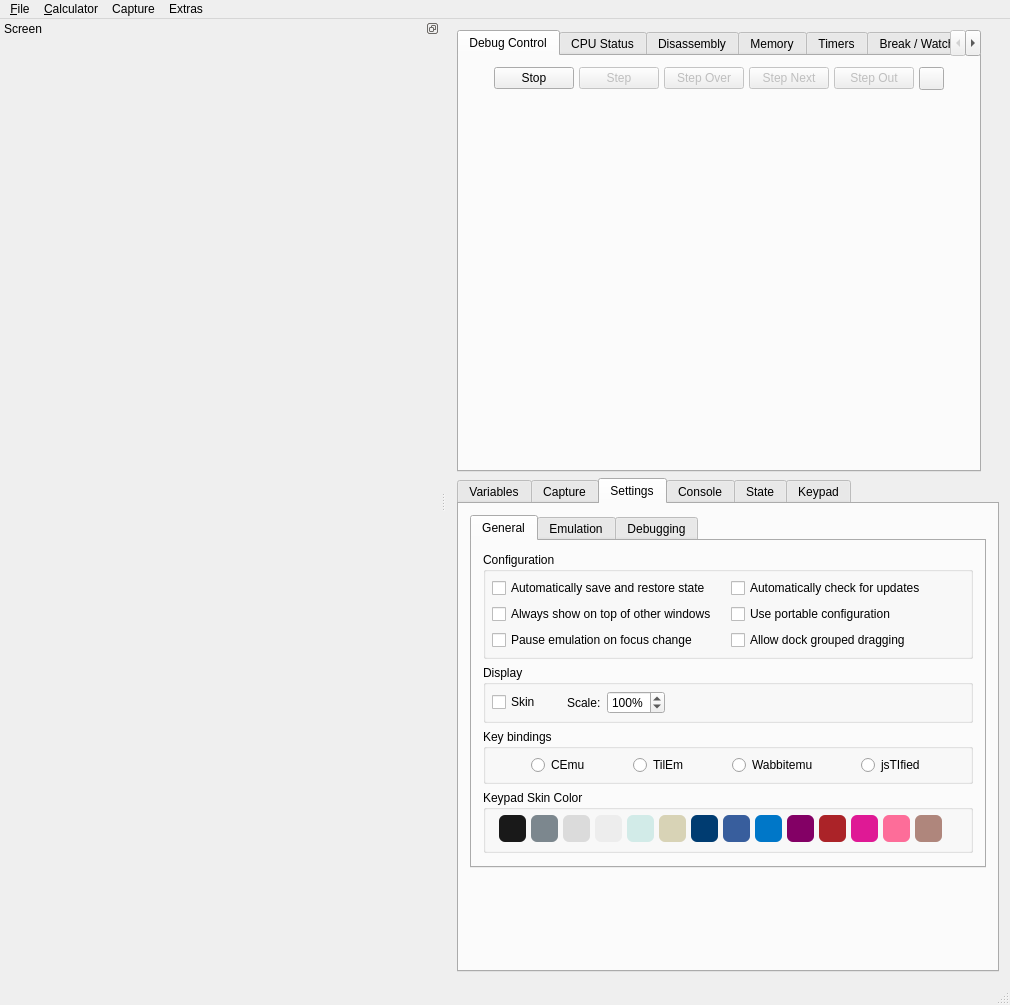
Before: the Qt Designer form gui/qt/mainwindow.ui in CE-Programming/CEmu, drawn with Qt 5.
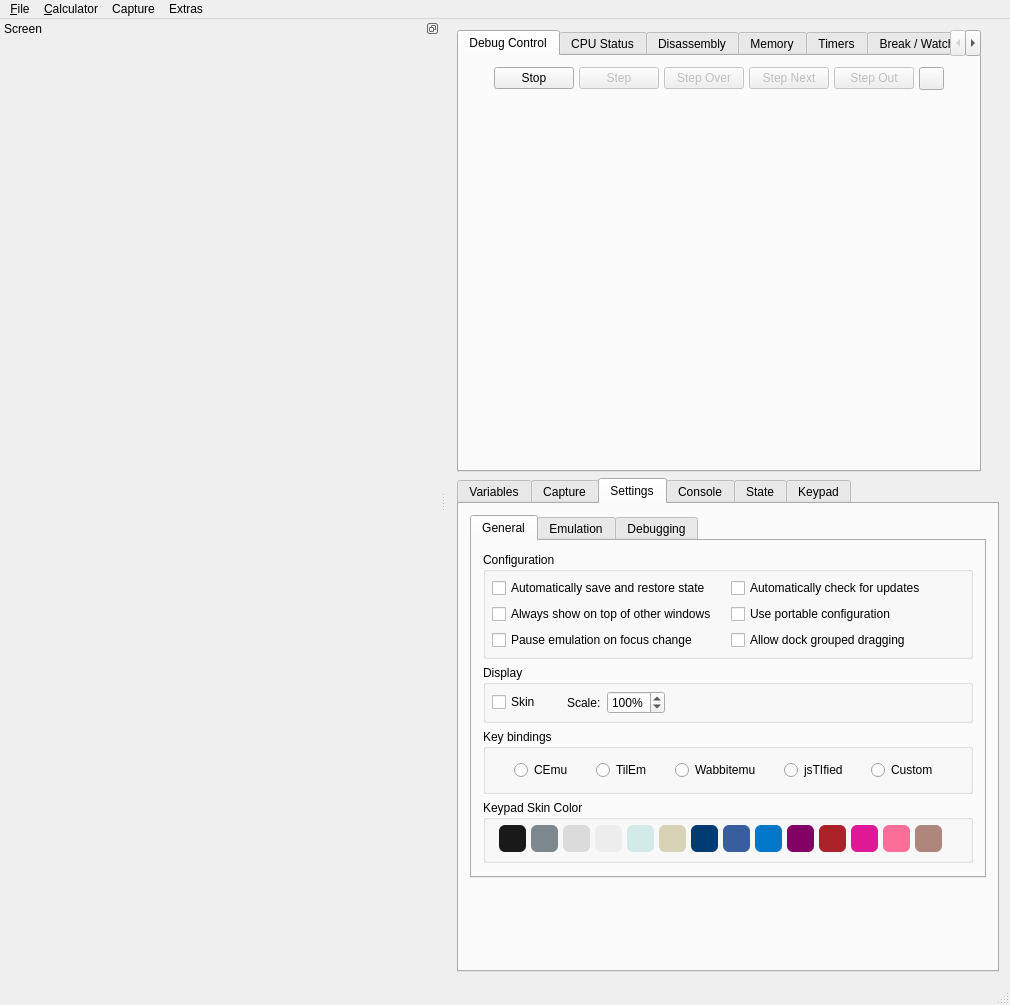
After: the same form once the commit is applied. The open tabs and pages were chosen to show the change. Icons and pictures are not drawn. Custom widgets are drawn as their Qt base class.

Commit message: add custom keymap support

The edit to the form file:
```diff
--- a/gui/qt/mainwindow.ui
+++ b/gui/qt/mainwindow.ui
@@ -8275,21 +8275,6 @@
                <string>Key bindings</string>
               </property>
               <layout class="QHBoxLayout" name="horizontalLayout_14">
-               <property name="spacing">
-                <number>4</number>
-               </property>
-               <property name="leftMargin">
-                <number>6</number>
-               </property>
-               <property name="topMargin">
-                <number>6</number>
-               </property>
-               <property name="rightMargin">
-                <number>6</number>
-               </property>
-               <property name="bottomMargin">
-                <number>6</number>
-               </property>
                <item>
                 <widget class="QRadioButton" name="radioCEmuKeys">
                  <property name="sizePolicy">
@@ -8369,6 +8354,25 @@
                  </property>
                 </widget>
                </item>
+               <item>
+                <widget class="QRadioButton" name="radioCustomKeys">
+                 <property name="sizePolicy">
+                  <sizepolicy hsizetype="Maximum" vsizetype="Fixed">
+                   <horstretch>0</horstretch>
+                   <verstretch>0</verstretch>
+                  </sizepolicy>
+                 </property>
+                 <property name="focusPolicy">
+                  <enum>Qt::NoFocus</enum>
+                 </property>
+                 <property name="text">
+                  <string notr="true">Custom</string>
+                 </property>
+                 <property name="autoExclusive">
+                  <bool>true</bool>
+                 </property>
+                </widget>
+               </item>
               </layout>
              </widget>
             </item>
```
Left out of the diff: 14 changed lines with no effect on the pictures. The commit also changes 7 other files.
